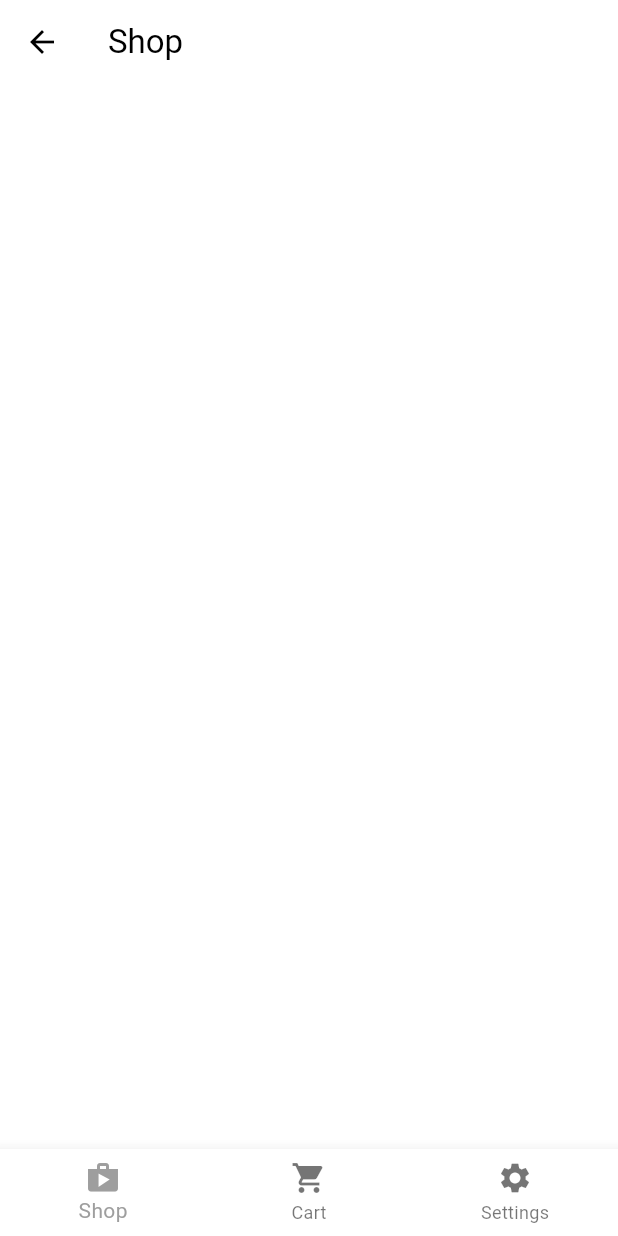
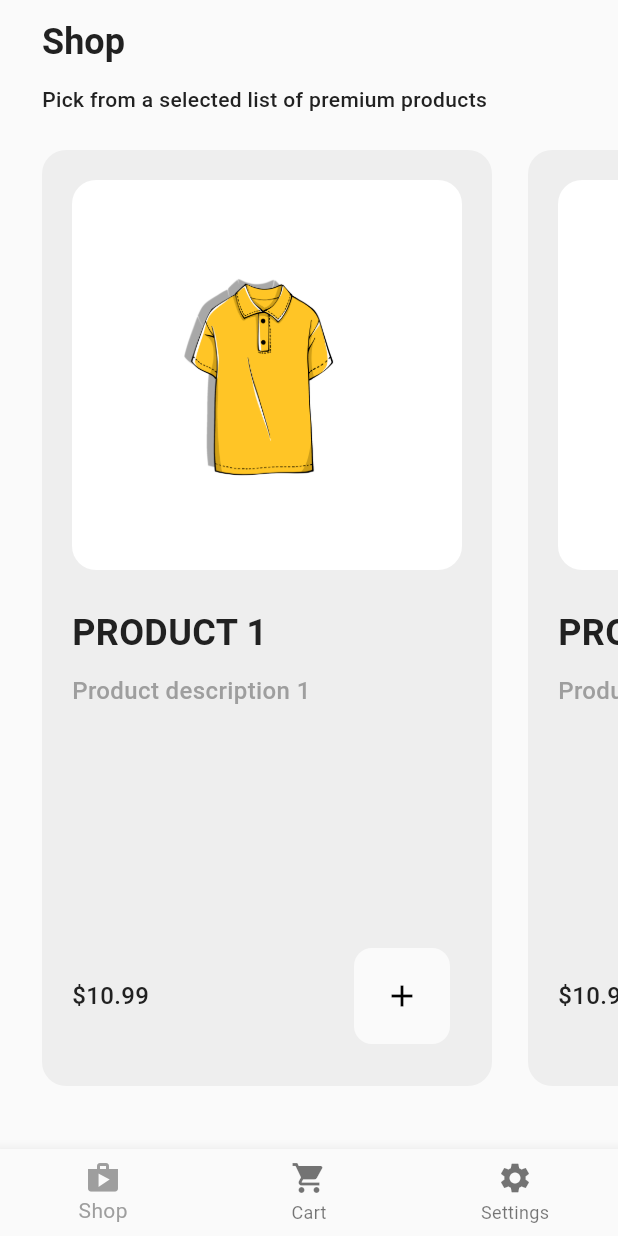
Before and after one commit to 666kurt/ecommerce_shop_flutter, a Flutter app: the screen it shows after launch, after a tap on the "arrow forward" icon, on a phone screen of 412 x 824 dp. Run offline on Flutter 3.47's test engine with Material 3 defaults, Android fonts, the phone set to English and light mode, and no system bars.

Commit message:
final version

```diff
--- /dev/null
+++ b/devtools_options.yaml
@@ -0,0 +1 @@
+extensions:
--- a/lib/main.dart
+++ b/lib/main.dart
@@ -1,11 +1,17 @@
+import 'package:ecommerce_app/models/product_service.dart';
 import 'package:ecommerce_app/screens/main_screen.dart';
 import 'package:flutter/material.dart';
-
+import 'package:provider/provider.dart';
 import 'screens/welcome_screen.dart';
 import 'themes/light_theme.dart';
 
 void main() {
-  runApp(const MyApp());
+  runApp(
+    ChangeNotifierProvider(
+      create: (context) => ProductService(),
+      child: MyApp(),
+    ),
+  );
 }
 
 class MyApp extends StatelessWidget {
--- a/lib/models/product_model.dart
+++ b/lib/models/product_model.dart
@@ -1,7 +1,7 @@
 class Product {
   final String title;
   final String description;
-  final String price;
+  final double price;
   final String imagePath;
 
   Product({
--- /dev/null
+++ b/lib/models/product_service.dart
@@ -0,0 +1,59 @@
+import 'package:flutter/material.dart';
+import 'product_model.dart';
+
+class ProductService extends ChangeNotifier {
+  // list of product
+  final List<Product> _shop = [
+    Product(
+      title: 'Product 1',
+      description: 'Product description 1',
+      price: 10.99,
+      imagePath: "assets/item1.png",
+    ),
+    Product(
+      title: 'Product 2',
+      description: 'Product description 2',
+      price: 10.99,
+      imagePath: "assets/item2.png",
+    ),
+    Product(
+      title: 'Product 3',
+      description: 'Product description 3',
+      price: 10.99,
+      imagePath: "assets/item3.png",
+    ),
+    Product(
+      title: 'Product 4',
+      description: 'Product description 4',
+      price: 10.99,
+      imagePath: "assets/item4.png",
+    ),
+    Product(
+      title: 'Product 5',
+      description: 'Product description 5',
+      price: 10.99,
+      imagePath: "assets/item5.png",
+    ),
+  ];
+
+  // Card of product
+  final List<Product> _cart = [];
+
+  // Get product list
+  List<Product> get shop => _shop;
+
+  // Get product card
+  List<Product> get cart => _cart;
+
+  // Add new product to card
+  void addToCard(Product product) {
+    _cart.add(product);
+    notifyListeners();
+  }
+
+  // Remove product from card
+  void removeFromCard(Product product) {
+    _cart.remove(product);
+    notifyListeners();
+  }
+}
--- a/lib/screens/cart_screen.dart
+++ b/lib/screens/cart_screen.dart
@@ -1,14 +1,67 @@
+import 'package:ecommerce_app/models/product_model.dart';
+import 'package:flutter/cupertino.dart';
 import 'package:flutter/material.dart';
+import 'package:provider/provider.dart';
+import '../models/product_service.dart';
 
 class CartScreen extends StatelessWidget {
   const CartScreen({super.key});
 
+  void removeFromCart(BuildContext context, Product product) {
+    showDialog(
+      context: context,
+      builder: (context) => CupertinoAlertDialog(
+        title: Text('Do you want remove this item from cart?'),
+        actions: [
+          CupertinoButton(
+            child: Text('Remove'),
+            onPressed: () {
+              Navigator.pop(context);
+              context.read<ProductService>().removeFromCard(product);
+            },
+          ),
+          CupertinoButton(
+            child: Text('Cancel'),
+            onPressed: () => Navigator.pop(context),
+          ),
+        ],
+      ),
+    );
+  }
+
   @override
   Widget build(BuildContext context) {
+    final carts = context.watch<ProductService>().cart;
+
     return Scaffold(
       appBar: AppBar(
-        title: Text('Cart'),
+        centerTitle: false,
+        title: Container(
+          child: Text(
+            'Cart',
+            style: TextStyle(
+              fontSize: 24,
+              color: Theme.of(context).colorScheme.inversePrimary,
+              fontWeight: FontWeight.bold,
+            ),
+          ),
+          padding: EdgeInsets.only(left: 12),
+        ),
         backgroundColor: Colors.transparent,
+        automaticallyImplyLeading: false,
+      ),
+      body: ListView.builder(
+        itemCount: carts.length,
+        itemBuilder: ((context, index) {
+          return ListTile(
+            title: Text(carts[index].title),
+            subtitle: Text('\$${carts[index].price}'),
+            trailing: IconButton(
+              icon: Icon(Icons.delete),
+              onPressed: () => removeFromCart(context, carts[index]),
+            ),
+          );
+        }),
       ),
     );
   }
--- a/lib/screens/settings_screen.dart
+++ b/lib/screens/settings_screen.dart
@@ -9,6 +9,7 @@ class SettingScreen extends StatelessWidget {
       appBar: AppBar(
         title: Text('Setting'),
         backgroundColor: Colors.transparent,
+        automaticallyImplyLeading: false,
       ),
     );
   }
--- a/lib/screens/shop_screen.dart
+++ b/lib/screens/shop_screen.dart
@@ -1,14 +1,58 @@
+import 'package:ecommerce_app/models/product_service.dart';
 import 'package:flutter/material.dart';
+import 'package:provider/provider.dart';
+import '../widgets/product_tile.dart';
 
 class ShopScreen extends StatelessWidget {
   const ShopScreen({super.key});
 
   @override
   Widget build(BuildContext context) {
+    final products = context.watch<ProductService>().shop;
+
     return Scaffold(
       appBar: AppBar(
-        title: Text('Shop'),
+        centerTitle: false,
+        title: Container(
+          child: Text(
+            'Shop',
+            style: TextStyle(
+              fontSize: 24,
+              color: Theme.of(context).colorScheme.inversePrimary,
+              fontWeight: FontWeight.bold,
+            ),
+          ),
+          padding: EdgeInsets.only(left: 12),
+        ),
         backgroundColor: Colors.transparent,
+        automaticallyImplyLeading: false,
+      ),
+      body: Column(
+        crossAxisAlignment: CrossAxisAlignment.start,
+        children: [
+          Padding(
+            padding: const EdgeInsets.only(left: 28),
+            child: Text(
+              'Pick from a selected list of premium products',
+              style: TextStyle(
+                  fontSize: 14,
+                  color: Theme.of(context).colorScheme.inversePrimary,
+                  fontWeight: FontWeight.w500),
+            ),
+          ),
+          SizedBox(height: 12),
+          Expanded(
+            child: ListView.builder(
+              scrollDirection: Axis.horizontal,
+              padding: EdgeInsets.only(left: 16, right: 16, bottom: 30),
+              itemCount: products.length,
+              itemBuilder: (context, index) {
+                final product = products[index];
+                return ProductTile(product: product);
+              },
+            ),
+          ),
+        ],
       ),
     );
   }
--- a/lib/screens/welcome_screen.dart
+++ b/lib/screens/welcome_screen.dart
@@ -41,6 +41,7 @@ class WelcomeScreen extends StatelessWidget {
                 Navigator.pushNamed(context, '/main_screen');
               },
               icon: Icon(Icons.arrow_forward),
+              // padding: 25,
             )
           ],
         ),
--- a/lib/themes/light_theme.dart
+++ b/lib/themes/light_theme.dart
@@ -7,5 +7,6 @@ ThemeData lightTheme = ThemeData(
     secondary: Colors.grey.shade200,
     tertiary: Colors.white,
     inversePrimary: Colors.grey.shade900,
+    surface: Colors.grey.shade50,
   ),
 );
--- a/lib/widgets/custom_icon_button.dart
+++ b/lib/widgets/custom_icon_button.dart
@@ -3,7 +3,11 @@ import 'package:flutter/material.dart';
 class CustomIconButton extends StatelessWidget {
   final void Function()? onTap;
   final Icon icon;
-  const CustomIconButton({super.key, required this.onTap, required this.icon});
+  const CustomIconButton({
+    super.key,
+    required this.onTap,
+    required this.icon,
+  });
 
   @override
   Widget build(BuildContext context) {
@@ -11,9 +15,9 @@ class CustomIconButton extends StatelessWidget {
       highlightColor: Colors.transparent,
       onPressed: onTap,
       icon: Container(
-        padding: EdgeInsets.all(25),
+        padding: EdgeInsets.all(20),
         decoration: BoxDecoration(
-          color: Theme.of(context).colorScheme.secondary,
+          color: Theme.of(context).colorScheme.surface,
           borderRadius: BorderRadius.circular(12),
         ),
         child: icon,
--- /dev/null
+++ b/lib/widgets/product_tile.dart
@@ -0,0 +1,101 @@
+import 'package:flutter/cupertino.dart';
+import 'package:flutter/material.dart';
+import 'package:provider/provider.dart';
+import '../models/product_model.dart';
+import '../models/product_service.dart';
+import 'custom_icon_button.dart';
+
+class ProductTile extends StatelessWidget {
+  final Product product;
+  const ProductTile({super.key, required this.product});
+
+  void addToCart(BuildContext context) {
+    showDialog(
+      context: context,
+      builder: (context) => CupertinoAlertDialog(
+        title: Text('Do you want add this item to cart?'),
+        actions: [
+          CupertinoButton(
+            child: Text('Add'),
+            onPressed: () {
+              Navigator.pop(context);
+              context.read<ProductService>().addToCard(product);
+            },
+          ),
+          CupertinoButton(
+            child: Text('Cancel'),
+            onPressed: () => Navigator.pop(context),
+          ),
+        ],
+      ),
+    );
+  }
+
+  @override
+  Widget build(BuildContext context) {
+    return Container(
+      decoration: BoxDecoration(
+        color: Theme.of(context).colorScheme.secondary,
+        borderRadius: BorderRadius.circular(16),
+      ),
+      margin: EdgeInsets.all(12),
+      padding: EdgeInsets.all(20),
+      width: 300,
+      child: Column(
+        crossAxisAlignment: CrossAxisAlignment.start,
+        children: [
+          AspectRatio(
+            aspectRatio: 1,
+            child: Container(
+              padding: EdgeInsets.all(25),
+              width: double.infinity,
+              child: Image.asset(product.imagePath),
+              decoration: BoxDecoration(
+                color: Theme.of(context).colorScheme.tertiary,
+                borderRadius: BorderRadius.circular(16),
+              ),
+            ),
+          ),
+          SizedBox(height: 25),
+          Text(
+            product.title.toUpperCase(),
+            style: TextStyle(
+              color: Theme.of(context).colorScheme.inversePrimary,
+              fontWeight: FontWeight.bold,
+              fontSize: 24,
+            ),
+          ),
+          SizedBox(height: 10),
+          Text(
+            product.description,
+            style: TextStyle(
+              color: Theme.of(context).colorScheme.primary,
+              fontWeight: FontWeight.w500,
+              fontSize: 16,
+            ),
+          ),
+          Spacer(),
+          Row(
+            mainAxisAlignment: MainAxisAlignment.spaceBetween,
+            children: [
+              Text(
+                '\$${product.price.toString()}',
+                style: TextStyle(
+                  color: Theme.of(context).colorScheme.inversePrimary,
+                  fontWeight: FontWeight.w500,
+                  fontSize: 16,
+                ),
+              ),
+              Container(
+                child: CustomIconButton(
+                  icon: Icon(Icons.add),
+                  onTap: () => addToCart(context),
+                ),
+              )
+            ],
+          ),
+        ],
+      ),
+    );
+  }
+}
--- a/pubspec.yaml
+++ b/pubspec.yaml
@@ -35,6 +35,7 @@ dependencies:
   # The following adds the Cupertino Icons font to your application.
   # Use with the CupertinoIcons class for iOS style icons.
   cupertino_icons: ^1.0.6
+  provider: ^6.1.2
 
 dev_dependencies:
   flutter_test:
@@ -59,9 +60,8 @@ flutter:
   uses-material-design: true
 
   # To add assets to your application, add an assets section, like this:
-  # assets:
-  #   - images/a_dot_burr.jpeg
-  #   - images/a_dot_ham.jpeg
+  assets:
+     - assets/
 
   # An image asset can refer to one or more resolution-specific "variants", see
   # https://flutter.dev/assets-and-images/#resolution-aware
```
Also changed, not shown: assets/item1.png (added), assets/item2.png (added), assets/item3.png (added), assets/item4.png (added), assets/item5.png (added), pubspec.lock.
